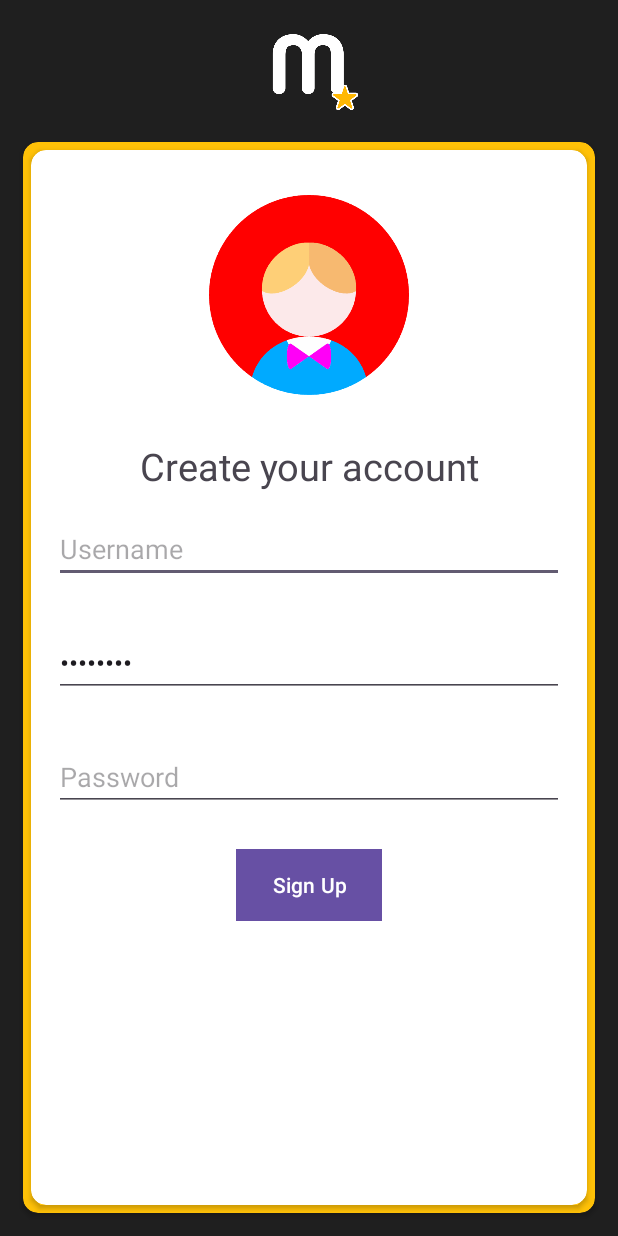
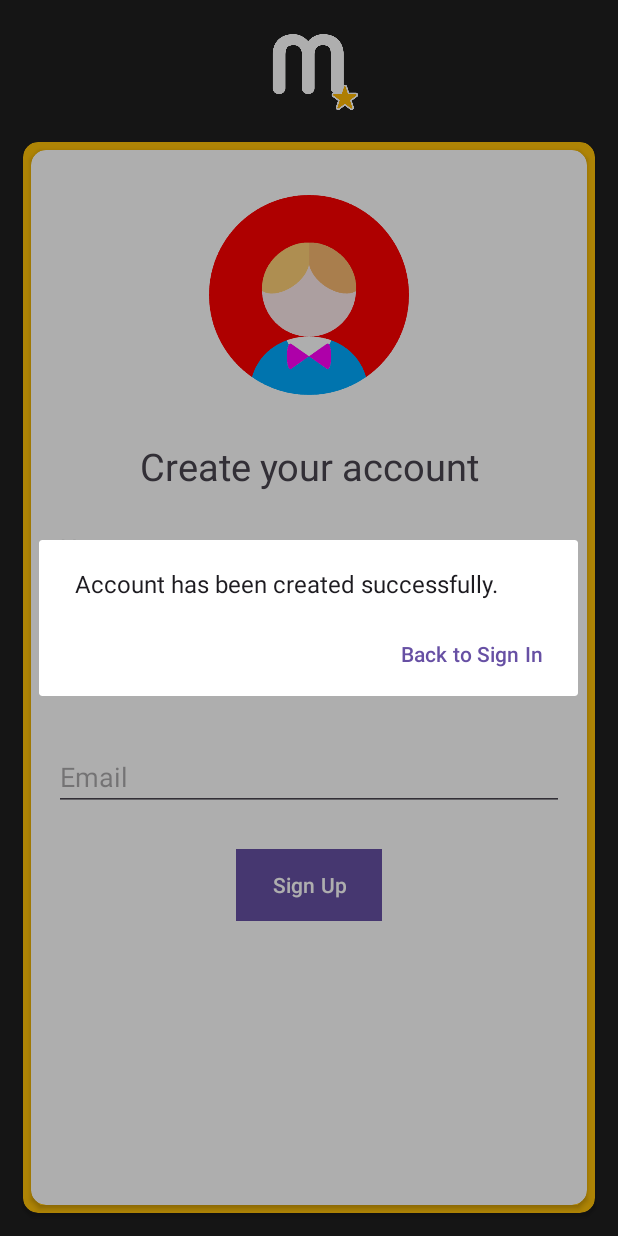
Before and after one commit to luutuanan2003/MeetMi, an Android app: the SignupActivity screen opened directly, with no data from a screen before it, after a tap on "Sign Up", on a phone screen of 412 x 824 dp. Run offline under Robolectric (Android 15) with nearby library versions, the light colour scheme and no system bars; our stand-ins replace Firebase (no records; nobody signed in at launch, a user with empty details on screens opened directly); Roboto replaces fonts that are not available here.

Commit message:
sua signUp (done) sua user (done) sua login (testing) tao format cho post function

```diff
--- a/app/src/main/java/com/example/meetmi/SignupActivity.java
+++ b/app/src/main/java/com/example/meetmi/SignupActivity.java
@@ -1,11 +1,14 @@
 package com.example.meetmi;
 
+import android.content.DialogInterface;
+import android.content.Intent;
 import android.graphics.Color;
 import android.os.Bundle;
 import android.view.View;
 import android.widget.Button;
 import android.widget.EditText;
 
+import androidx.appcompat.app.AlertDialog;
 import androidx.appcompat.app.AppCompatActivity;
 
 import com.google.firebase.database.DatabaseReference;
@@ -16,7 +19,7 @@ import java.util.List;
 
 public class SignupActivity extends AppCompatActivity {
 
-    private EditText usernameField, passwordField;
+    private EditText usernameField, passwordField, emailField;
     // Add other relevant fields if needed
     private Button signupButton;
     private DatabaseReference mDatabase;
@@ -34,6 +37,7 @@ public class SignupActivity extends AppCompatActivity {
         usernameField = findViewById(R.id.usernameField);
         passwordField = findViewById(R.id.passwordField);
         signupButton = findViewById(R.id.signupButtonLogin);
+        emailField = findViewById(R.id.user_emailField);
 
         signupButton.setOnClickListener(new View.OnClickListener() {
             @Override
@@ -44,6 +48,7 @@ public class SignupActivity extends AppCompatActivity {
     }
 
     private void registerUser() {
+        String email = emailField.getText().toString().trim();
         String username = usernameField.getText().toString().trim();
         String password = passwordField.getText().toString().trim();
 
@@ -60,10 +65,27 @@ public class SignupActivity extends AppCompatActivity {
         String nickname = ""; // default or empty
 
         // Creating user object
-        Users user = new Users(username, password, avatar, id, latitude, longitude,
+        Users user = new Users(email,username, password, avatar, id, latitude, longitude,
                 friends, photoFrameId, newsfeed, nickname);
 
         // Saving to Firebase
         mDatabase.child("users").push().setValue(user);
+        showConfirmationDialog();
+    }
+
+    private void showConfirmationDialog() {
+        AlertDialog.Builder builder = new AlertDialog.Builder(this);
+        builder.setMessage("Account has been created successfully.")
+                .setCancelable(false)
+                .setPositiveButton("Back to Sign In", new DialogInterface.OnClickListener() {
+                    public void onClick(DialogInterface dialog, int id) {
+                        // Start the Sign In activity
+                        Intent signInIntent = new Intent(SignupActivity.this, LoginActivity.class);
+                        startActivity(signInIntent);
+                        finish();
+                    }
+                });
+        AlertDialog alert = builder.create();
+        alert.show();
     }
 }
--- a/app/src/main/java/com/example/meetmi/Users.java
+++ b/app/src/main/java/com/example/meetmi/Users.java
@@ -4,6 +4,7 @@ import java.util.List;
 import java.util.Map;
 
 public class Users {
+    private String email;
     private String username;
     private String password;
     private String avatar;
@@ -19,8 +20,9 @@ public class Users {
     public Users() {
         // Default constructor required for Firebase
     }
-    public Users(String username, String password, String avatar, String id, double latitude, double longitude,
-                List<String> friends, String photoFrameId, List<String> newsfeed, String nickname) {
+
+    public Users(String email, String username, String password, String avatar, String id, double latitude, double longitude, List<String> friends, String photoFrameId, List<String> newsfeed, String nickname) {
+        this.email = email;
         this.username = username;
         this.password = password;
         this.avatar = avatar;
@@ -40,6 +42,14 @@ public class Users {
 
     public void setUsername(String username) {
         this.username = username;
+    }
+
+    public String getEmail() {
+        return email;
+    }
+
+    public void setEmail(String email) {
+        this.email = email;
     }
 
     public String getPassword() {
--- a/app/src/main/res/layout/activity_signup.xml
+++ b/app/src/main/res/layout/activity_signup.xml
@@ -61,13 +61,6 @@
                     android:hint="Username"
                     android:inputType="textEmailAddress" />
 
-                <EditText
-                    android:layout_width="match_parent"
-                    android:layout_height="wrap_content"
-                    android:layout_margin="15dp"
-                    android:ems="10"
-                    android:inputType="textPassword"
-                    android:text="Password" />
 
                 <EditText
                     android:id="@+id/passwordField"
@@ -76,6 +69,15 @@
                     android:layout_margin="15dp"
                     android:hint="Password"
                     android:inputType="textPassword" />
+
+                <EditText
+                    android:id="@+id/user_emailField"
+                    android:layout_width="match_parent"
+                    android:layout_height="wrap_content"
+                    android:layout_margin="15dp"
+                    android:ems="10"
+                    android:inputType="text"
+                    android:hint = "Email"/>
 
                 <Button
                     android:id="@+id/signupButtonLogin"
```
Also changed, not shown: app/src/main/java/ModelClass/Posts.java (+15 -18 lines), app/src/main/java/com/example/meetmi/FeedActivity.java (+42 -0 lines), app/src/main/java/com/example/meetmi/LoginActivity.java (+21 -4 lines).
